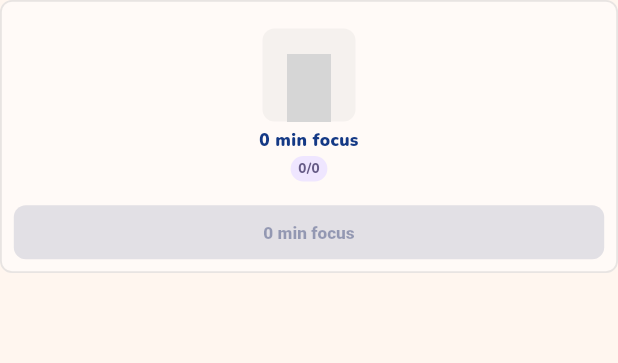
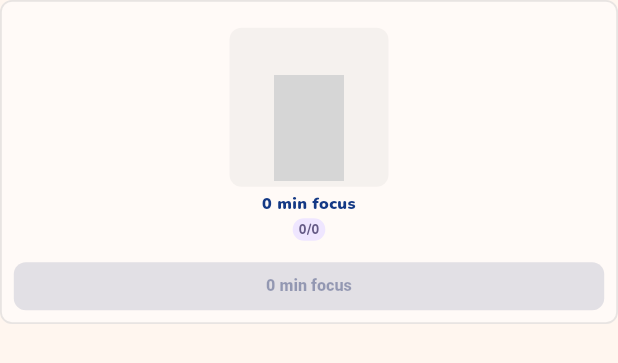
Before and after one commit to 4rc4/CatudyV2, a Flutter app: the _CatSelectionCard widget shown alone on an empty page, opened directly with empty values, on a phone screen of 412 x 824 dp. Shown: the top 363 px of the screen. Run offline on Flutter 3.47's test engine with Material 3 defaults, Android fonts, the phone set to English and light mode, and no system bars; our stand-ins replace flutter_local_notifications, flutter_map, flutter_riverpod, flutter_timezone, go_router, google_mobile_ads and 7 more; missing offline and left inert: home_widget; accounts and stored records are empty; network calls fail; grey boxes are pictures that could not be loaded.

Commit message:
Update Catudy app release

```diff
--- a/lib/features/shop/inventory_screen.dart
+++ b/lib/features/shop/inventory_screen.dart
@@ -412,8 +412,8 @@ class _CatSelectionCard extends StatelessWidget {
       accent: pet.accent,
       art: CatudyPetAvatar(
         assetPath: pet.assetPath,
-        width: 58,
-        height: 58,
+        width: 94,
+        height: 94,
         fit: BoxFit.contain,
       ),
       title: store.t('shop.catRequiredMinutes', {
@@ -458,7 +458,7 @@ class _InventoryItemCard extends StatelessWidget {
 
     return _InventoryCard(
       accent: item.accent,
-      art: ShopItemArt(item: item, size: 58),
+      art: ShopItemArt(item: item, size: 96, showBackground: false),
       title: store.itemName(item),
       chips: [
         if (item.isPetAccessory)
@@ -511,7 +511,7 @@ class _PremiumInventoryCard extends StatelessWidget {
     };
     return _InventoryCard(
       accent: item.accent,
-      art: Icon(item.icon, color: item.accent, size: 34),
+      art: Icon(item.icon, color: item.accent, size: 56),
       title: item.name,
       chips: [if (isEquipped) _MetaChip(label: store.t('common.selected'))],
       action: FilledButton(
@@ -573,7 +573,7 @@ class _InventoryCard extends StatelessWidget {
   @override
   Widget build(BuildContext context) {
     return Container(
-      height: extra == null ? 182 : 216,
+      height: extra == null ? 216 : 244,
       padding: const EdgeInsets.all(8),
       decoration: BoxDecoration(
         color: CatudyColors.surfaceFor(context),
@@ -588,8 +588,9 @@ class _InventoryCard extends StatelessWidget {
               mainAxisAlignment: MainAxisAlignment.center,
               children: [
                 Container(
-                  width: 62,
-                  height: 62,
+                  width: 106,
+                  height: 106,
+                  padding: const EdgeInsets.all(4),
                   decoration: BoxDecoration(
                     color: accent.withValues(alpha: 0.10),
                     borderRadius: BorderRadius.circular(8),
@@ -606,12 +607,12 @@ class _InventoryCard extends StatelessWidget {
                   textAlign: TextAlign.center,
                   style: TextStyle(
                     color: CatudyColors.blueFor(context),
-                    fontSize: 11.5,
-                    height: 1.08,
+                    fontSize: 10.8,
+                    height: 1.05,
                     fontWeight: FontWeight.w900,
                   ),
                 ),
-                const SizedBox(height: 5),
+                const SizedBox(height: 4),
                 Wrap(
                   alignment: WrapAlignment.center,
                   spacing: 3,
@@ -622,25 +623,25 @@ class _InventoryCard extends StatelessWidget {
               ],
             ),
           ),
-          const SizedBox(height: 6),
+          const SizedBox(height: 5),
           Theme(
             data: Theme.of(context).copyWith(
               filledButtonTheme: FilledButtonThemeData(
                 style: FilledButton.styleFrom(
-                  minimumSize: const Size(0, 28),
-                  padding: const EdgeInsets.symmetric(horizontal: 10),
+                  minimumSize: const Size(0, 26),
+                  padding: const EdgeInsets.symmetric(horizontal: 8),
                   shape: RoundedRectangleBorder(
                     borderRadius: BorderRadius.circular(8),
                   ),
                   tapTargetSize: MaterialTapTargetSize.shrinkWrap,
                   textStyle: const TextStyle(
-                    fontSize: 11.5,
+                    fontSize: 10.8,
                     fontWeight: FontWeight.w900,
                   ),
                 ),
               ),
             ),
-            child: SizedBox(height: 36, child: action),
+            child: SizedBox(height: 32, child: action),
           ),
         ],
       ),
@@ -701,7 +702,7 @@ class _MetaChip extends StatelessWidget {
   @override
   Widget build(BuildContext context) {
     return Container(
-      padding: const EdgeInsets.symmetric(horizontal: 5, vertical: 2),
+      padding: const EdgeInsets.symmetric(horizontal: 4, vertical: 1.5),
       decoration: BoxDecoration(
         color: CatudyColors.surfaceStrongFor(context),
         borderRadius: BorderRadius.circular(999),
@@ -712,7 +713,7 @@ class _MetaChip extends StatelessWidget {
         overflow: TextOverflow.ellipsis,
         style: TextStyle(
           color: CatudyColors.mutedFor(context),
-          fontSize: 9,
+          fontSize: 8.5,
           fontWeight: FontWeight.w800,
         ),
       ),
--- a/pubspec.yaml
+++ b/pubspec.yaml
@@ -16,7 +16,7 @@ publish_to: 'none' # Remove this line if you wish to publish to pub.dev
 # https://developer.apple.com/library/archive/documentation/General/Reference/InfoPlistKeyReference/Articles/CoreFoundationKeys.html
 # In Windows, build-name is used as the major, minor, and patch parts
 # of the product and file versions while build-number is used as the build suffix.
-version: 2.3.4+20304
+version: 2.3.5+20305
 environment:
   sdk: ^3.11.0
 
```
Also changed, not shown: lib/features/shop/shop_screen.dart (+22 -20 lines), lib/shared/widgets/shop_item_art.dart (+29 -13 lines).
